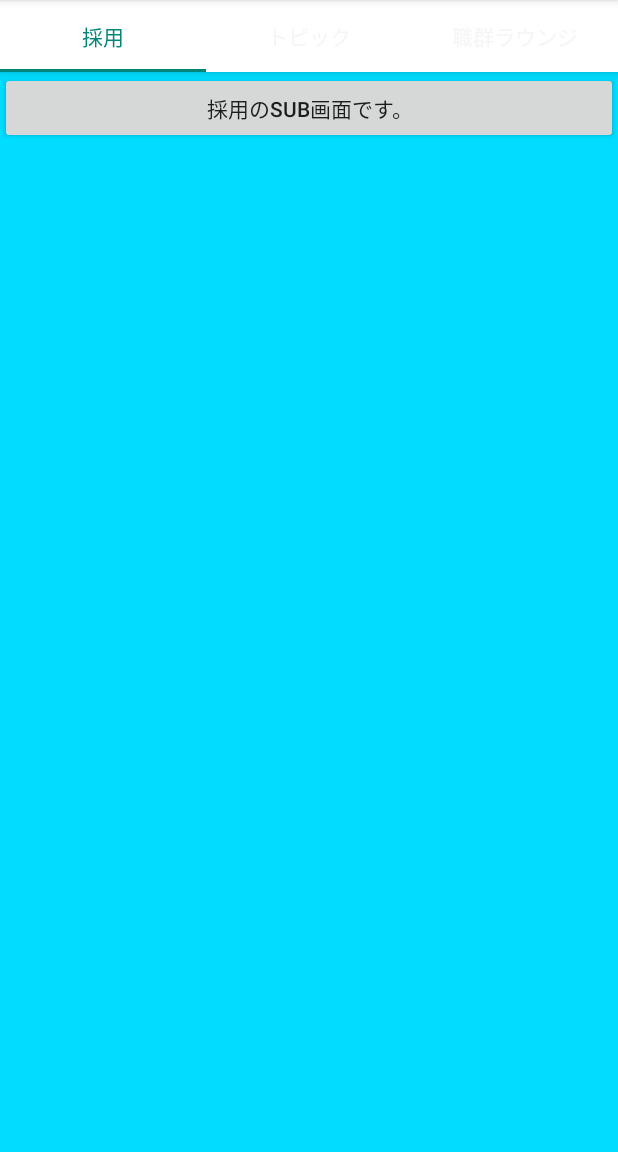
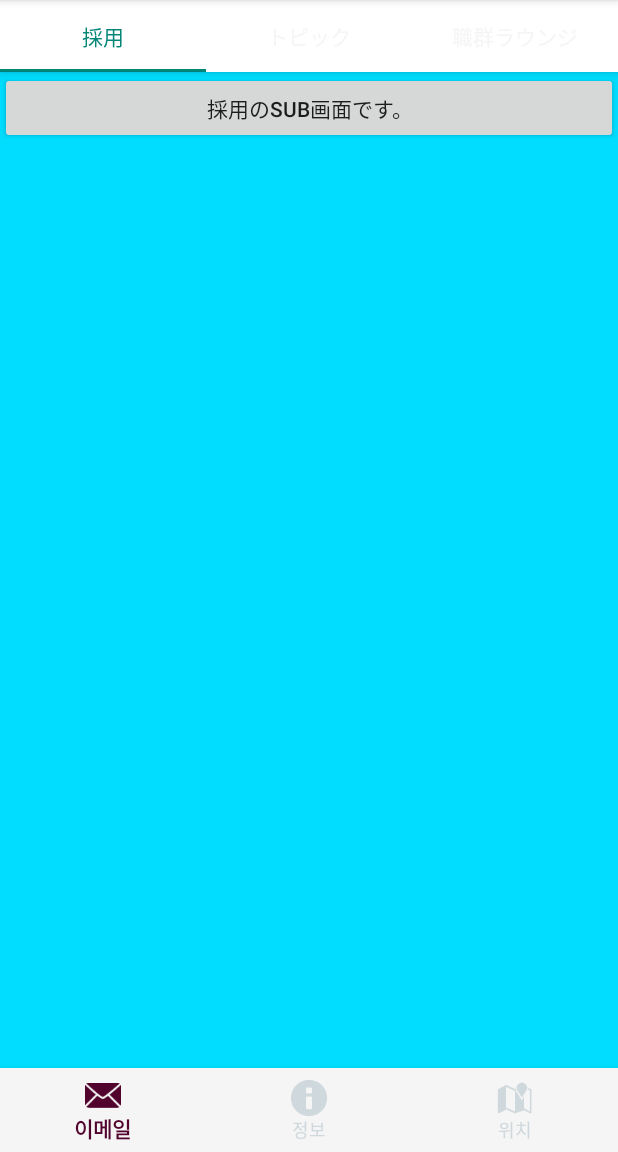
Before and after one commit to odong1989/Blind_app_fork, an Android app: the Home screen opened directly, with no data from a screen before it, on a phone screen of 412 x 824 dp, the part 84-1236 px from its top. Run offline under Robolectric (Android 15) with nearby library versions, the phone set to English and light mode, and no system bars.

Commit message:
추가-home화면-bottomNavigationView 추가

```diff
--- a/app/src/main/java/com/ksinfo/blind/util/HttpClientAccessor.java
+++ b/app/src/main/java/com/ksinfo/blind/util/HttpClientAccessor.java
@@ -5,7 +5,7 @@ import com.google.gson.Gson;
 import java.util.HashMap;
 
 public class HttpClientAccessor extends HttpClient {
-    private static final String ip = "192.168.111.4";
+    private static final String ip = "220.80.99.247";
 
     public static HashMap<String, String> accessByPost(String url, HashMap<String, String> params) throws Exception {
         Builder http = new Builder
--- /dev/null
+++ b/app/src/main/res/drawable-v24/item_color.xml
@@ -0,0 +1,5 @@
+<?xml version="1.0" encoding="utf-8"?>
+<selector xmlns:android="http://schemas.android.com/apk/res/android">
+    <item android:state_checked="true" android:color="#51032d" />
+    <item android:color="#CFD8DC"  />
+</selector>
--- a/app/src/main/res/layout/home.xml
+++ b/app/src/main/res/layout/home.xml
@@ -1,12 +1,17 @@
 <?xml version="1.0" encoding="utf-8"?>
-<RelativeLayout xmlns:android="http://schemas.android.com/apk/res/android"
+<androidx.constraintlayout.widget.ConstraintLayout xmlns:android="http://schemas.android.com/apk/res/android"
     xmlns:app="http://schemas.android.com/apk/res-auto"
+    xmlns:tools="http://schemas.android.com/tools"
+    android:id="@+id/relativeLayout"
     android:layout_width="match_parent"
     android:layout_height="match_parent">
 
     <androidx.coordinatorlayout.widget.CoordinatorLayout
+        android:id="@+id/coordinatorLayout"
         android:layout_width="match_parent"
-        android:layout_height="match_parent">
+        android:layout_height="match_parent"
+        app:layout_constraintStart_toStartOf="parent"
+        app:layout_constraintTop_toTopOf="parent">
 
         <com.google.android.material.appbar.AppBarLayout
             android:layout_width="match_parent"
@@ -25,14 +30,25 @@
                 app:tabTextColor="?colorPrimary" />
         </com.google.android.material.appbar.AppBarLayout>
 
-        <FrameLayout
+        <androidx.constraintlayout.widget.ConstraintLayout
             android:id="@+id/container"
             android:layout_width="match_parent"
             android:layout_height="match_parent"
             app:layout_behavior="@string/appbar_scrolling_view_behavior">
 
-        </FrameLayout>
+            <com.google.android.material.bottomnavigation.BottomNavigationView
+                android:id="@+id/bottom_navigation"
+                android:layout_width="wrap_content"
+                android:layout_height="wrap_content"
+                app:itemBackground="?colorPrimary"
+                app:itemIconTint="@drawable/item_color"
+                app:itemTextColor="@drawable/item_color"
+                app:layout_constraintBottom_toBottomOf="parent"
+                app:layout_constraintLeft_toLeftOf="parent"
+                app:layout_constraintRight_toRightOf="parent"
+                app:menu="@menu/menu_bottom" />
+        </androidx.constraintlayout.widget.ConstraintLayout>
 
     </androidx.coordinatorlayout.widget.CoordinatorLayout>
 
-</RelativeLayout>
+</androidx.constraintlayout.widget.ConstraintLayout>
--- /dev/null
+++ b/app/src/main/res/menu/menu_bottom.xml
@@ -0,0 +1,23 @@
+<?xml version="1.0" encoding="utf-8"?>
+<menu xmlns:android="http://schemas.android.com/apk/res/android"
+    xmlns:app="http://schemas.android.com/apk/res-auto">
+
+    <item
+        android:id="@+id/tab1"
+        app:showAsAction="ifRoom"
+        android:enabled="true"
+        android:icon="@android:drawable/ic_dialog_email"
+        android:title="이메일" />
+    <item
+        android:id="@+id/tab2"
+        app:showAsAction="ifRoom"
+        android:icon="@android:drawable/ic_dialog_info"
+        android:title="정보" />
+    <item
+        android:id="@+id/tab3"
+        app:showAsAction="ifRoom"
+        android:enabled="true"
+        android:icon="@android:drawable/ic_dialog_map"
+        android:title="위치" />
+
+</menu>
```
